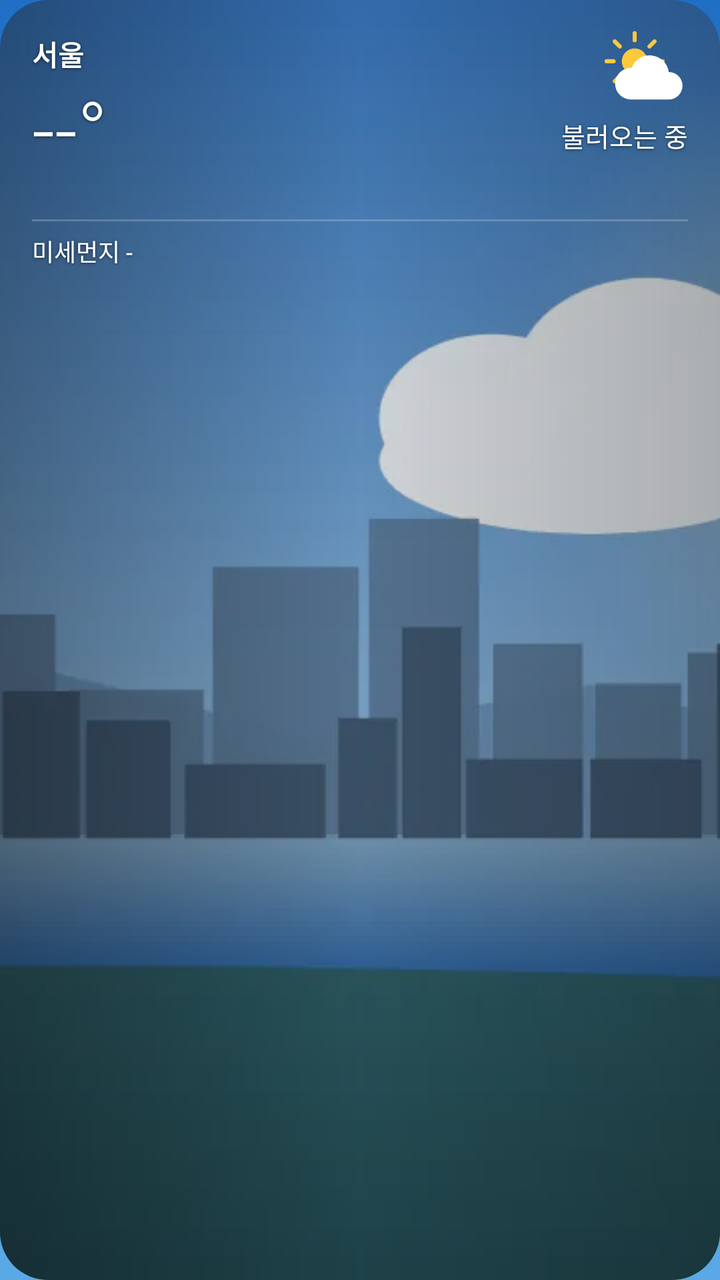
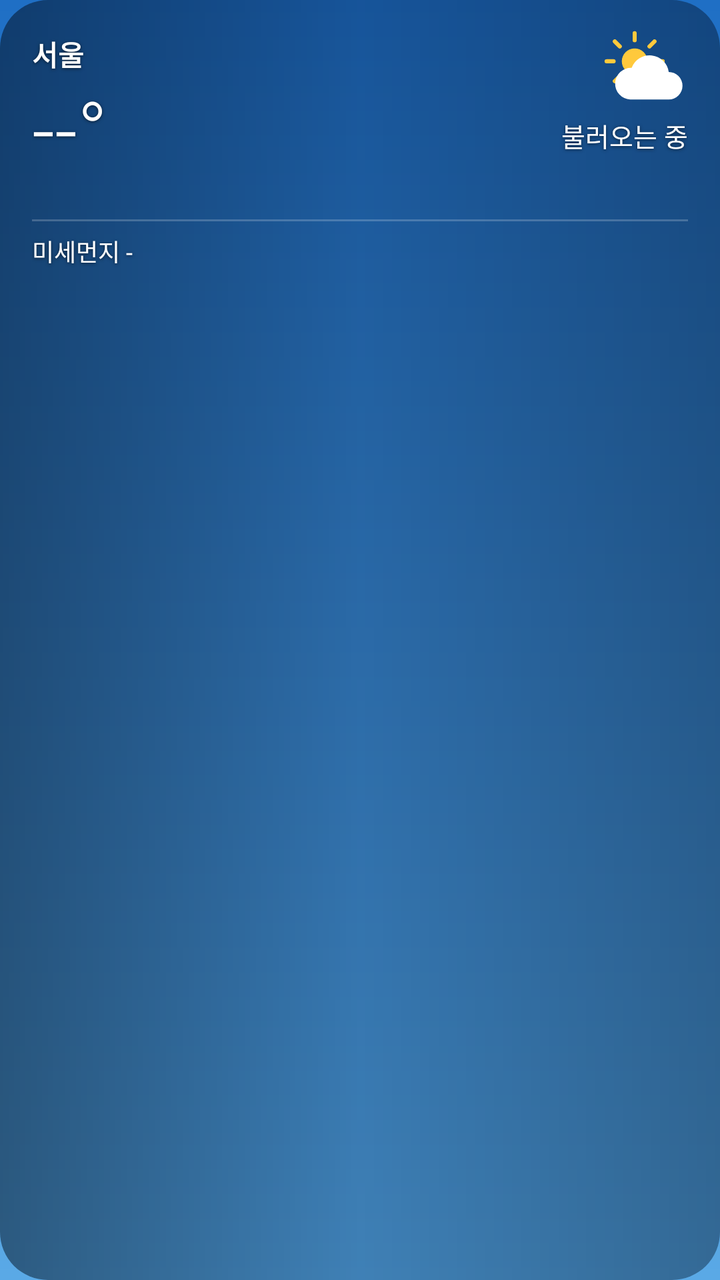

An Android layout rendered at two revisions. The XML below is the earlier revision; the diff shows what the commit changed to produce the second picture.
<!-- AndroidManifest.xml: application theme AppTheme -->
<!-- res/layout/widget_large.xml -->
<?xml version="1.0" encoding="utf-8"?>
<FrameLayout xmlns:android="http://schemas.android.com/apk/res/android"
    android:id="@+id/root" android:layout_width="match_parent" android:layout_height="match_parent"
    android:background="@drawable/widget_clip" android:clipToOutline="true">
    <ImageView android:id="@+id/bg" android:layout_width="match_parent" android:layout_height="match_parent"
        android:scaleType="centerCrop" android:src="@drawable/scene_city_partly_day" android:importantForAccessibility="no"/>
    <ImageView android:id="@+id/scrim" android:layout_width="match_parent" android:layout_height="match_parent"
        android:scaleType="fitXY" android:src="@drawable/scrim" android:importantForAccessibility="no"/>
    <LinearLayout     android:id="@+id/content" android:layout_width="match_parent" android:layout_height="match_parent"
        android:orientation="vertical" android:paddingStart="16dp" android:paddingEnd="16dp" android:paddingTop="14dp" android:paddingBottom="8dp"
        >
        <LinearLayout android:layout_width="match_parent" android:layout_height="wrap_content" android:orientation="horizontal" android:gravity="center_vertical">
            <LinearLayout android:layout_width="0dp" android:layout_weight="1" android:layout_height="wrap_content" android:orientation="vertical">
                <TextView android:id="@+id/city" android:shadowColor="#99000000" android:shadowRadius="4" android:shadowDy="1" android:layout_width="match_parent" android:layout_height="wrap_content"
                    android:text="서울" android:textColor="#FFFFFF" android:textSize="14sp" android:textStyle="bold" android:maxLines="1" android:ellipsize="end"/>
                <TextView android:id="@+id/temp" android:shadowColor="#99000000" android:shadowRadius="4" android:shadowDy="1" android:layout_width="wrap_content" android:layout_height="wrap_content"
                    android:text="--°" android:textColor="#FFFFFF" android:textSize="40sp" android:fontFamily="sans-serif-light" android:maxLines="1"/>
            </LinearLayout>
            <LinearLayout android:layout_width="wrap_content" android:layout_height="wrap_content" android:orientation="vertical" android:gravity="end">
                <ImageView android:id="@+id/icon" android:layout_width="44dp" android:layout_height="44dp" android:src="@drawable/ic_w_partly_day"/>
                <TextView android:id="@+id/cond" android:shadowColor="#99000000" android:shadowRadius="4" android:shadowDy="1" android:layout_width="wrap_content" android:layout_height="wrap_content"
                    android:text="불러오는 중" android:textColor="#FFFFFF" android:textSize="13sp" android:maxLines="1"/>
                <TextView android:id="@+id/hl" android:shadowColor="#99000000" android:shadowRadius="4" android:shadowDy="1" android:layout_width="wrap_content" android:layout_height="wrap_content"
                    android:text="" android:textColor="#CCFFFFFF" android:textSize="12sp" android:maxLines="1"/>
            </LinearLayout>
        </LinearLayout>
        <LinearLayout android:id="@+id/hourly" android:layout_width="match_parent" android:layout_height="wrap_content"
            android:orientation="horizontal" android:layout_marginTop="8dp"/>
        <TextView android:layout_width="match_parent" android:layout_height="1dp" android:layout_marginTop="8dp" android:background="@drawable/divider"/>
        <TextView android:id="@+id/dust" android:shadowColor="#99000000" android:shadowRadius="4" android:shadowDy="1" android:layout_width="match_parent" android:layout_height="wrap_content"
            android:layout_marginTop="6dp" android:text="미세먼지 -" android:textColor="#FFFFFF" android:textSize="12sp" android:maxLines="1"/>
        <LinearLayout android:id="@+id/daily" android:layout_width="match_parent" android:layout_height="0dp" android:layout_weight="1"
            android:orientation="vertical" android:layout_marginTop="4dp"/>
        <TextView android:id="@+id/updated" android:shadowColor="#99000000" android:shadowRadius="4" android:shadowDy="1" android:layout_width="match_parent" android:layout_height="wrap_content"
            android:text="" android:textColor="#99FFFFFF" android:textSize="10sp" android:gravity="end" android:maxLines="1"/>
    </LinearLayout>
</FrameLayout>
<!-- resources referenced by this layout -->
<resources>
  <!-- drawable divider (drawable) -->
  <?xml version="1.0" encoding="utf-8"?>
  <shape xmlns:android="http://schemas.android.com/apk/res/android"><solid android:color="#33FFFFFF"/></shape>
  <!-- drawable ic_w_partly_day (drawable) -->
  <?xml version="1.0" encoding="utf-8"?>
  <vector xmlns:android="http://schemas.android.com/apk/res/android" android:width="64dp" android:height="64dp" android:viewportWidth="64" android:viewportHeight="64"><group android:translateX="-2" android:translateY="-3" android:scaleX="0.85" android:scaleY="0.85"><path android:fillColor="#FFC93C" android:pathData="M32,21a11,11 0,1 1,0 22a11,11 0,1 1,0 -22z"/><path android:strokeColor="#FFC93C" android:strokeWidth="3.5" android:strokeLineCap="round" android:pathData="M32,14L32,8M32,56L32,50M14,32L8,32M56,32L50,32M19.3,19.3L15,15M44.7,44.7L49,49M44.7,19.3L49,15M19.3,44.7L15,49"/></group><group android:translateX="4" android:translateY="6" android:scaleX="1" android:scaleY="1"><path android:fillColor="#FFFFFF" android:pathData="M18,46h28a10,10 0,0 0,0 -20a14,14 0,0 0,-27 -3A11,11 0,0 0,18 46z"/></group></vector>
  <!-- drawable scene_city_partly_day: webp bitmap (drawable-nodpi, 11420 bytes) -->
  <!-- drawable scrim (drawable) -->
  <?xml version="1.0" encoding="utf-8"?>
  <shape xmlns:android="http://schemas.android.com/apk/res/android" android:shape="rectangle"><gradient android:angle="0" android:startColor="#66000000" android:centerColor="#26000000" android:endColor="#4D000000"/></shape>
  <!-- drawable widget_clip (drawable) -->
  <?xml version="1.0" encoding="utf-8"?>
  <shape xmlns:android="http://schemas.android.com/apk/res/android" android:shape="rectangle"><corners android:radius="24dp"/><solid android:color="#01000000"/></shape>
  <style name="AppTheme" parent="android:Theme.Material.NoActionBar">
      <item name="android:windowBackground">@drawable/ic_launcher_bg</item>
      <item name="android:statusBarColor">#1F6FC5</item>
      <item name="android:navigationBarColor">#5AA9E6</item>
    </style>
  <!-- drawable ic_launcher_bg (drawable) -->
  <?xml version="1.0" encoding="utf-8"?>
  <shape xmlns:android="http://schemas.android.com/apk/res/android"><gradient android:angle="270" android:startColor="#1F6FC5" android:endColor="#5AA9E6"/></shape>
</resources>

<!-- the commit's change to res/layout/widget_large.xml (unified diff, before → after) -->
@@ -3,7 +3,7 @@
     android:id="@+id/root" android:layout_width="match_parent" android:layout_height="match_parent"
     android:background="@drawable/widget_clip" android:clipToOutline="true">
     <ImageView android:id="@+id/bg" android:layout_width="match_parent" android:layout_height="match_parent"
-        android:scaleType="centerCrop" android:src="@drawable/scene_city_partly_day" android:importantForAccessibility="no"/>
+        android:scaleType="centerCrop" android:src="@drawable/bg_clear_day" android:importantForAccessibility="no"/>
     <ImageView android:id="@+id/scrim" android:layout_width="match_parent" android:layout_height="match_parent"
         android:scaleType="fitXY" android:src="@drawable/scrim" android:importantForAccessibility="no"/>
     <LinearLayout     android:id="@+id/content" android:layout_width="match_parent" android:layout_height="match_parent"
<!-- resource entries referenced after the edit -->
@@ -1,12 +1,14 @@
 <!-- resources referenced by this layout -->
 <resources>
+  <!-- drawable bg_clear_day (drawable) -->
+  <?xml version="1.0" encoding="utf-8"?>
+  <shape xmlns:android="http://schemas.android.com/apk/res/android" android:shape="rectangle"><corners android:radius="24dp"/><gradient android:angle="270" android:startColor="#1A63B5" android:endColor="#4A97D6"/></shape>
   <!-- drawable divider (drawable) -->
   <?xml version="1.0" encoding="utf-8"?>
   <shape xmlns:android="http://schemas.android.com/apk/res/android"><solid android:color="#33FFFFFF"/></shape>
   <!-- drawable ic_w_partly_day (drawable) -->
   <?xml version="1.0" encoding="utf-8"?>
   <vector xmlns:android="http://schemas.android.com/apk/res/android" android:width="64dp" android:height="64dp" android:viewportWidth="64" android:viewportHeight="64"><group android:translateX="-2" android:translateY="-3" android:scaleX="0.85" android:scaleY="0.85"><path android:fillColor="#FFC93C" android:pathData="M32,21a11,11 0,1 1,0 22a11,11 0,1 1,0 -22z"/><path android:strokeColor="#FFC93C" android:strokeWidth="3.5" android:strokeLineCap="round" android:pathData="M32,14L32,8M32,56L32,50M14,32L8,32M56,32L50,32M19.3,19.3L15,15M44.7,44.7L49,49M44.7,19.3L49,15M19.3,44.7L15,49"/></group><group android:translateX="4" android:translateY="6" android:scaleX="1" android:scaleY="1"><path android:fillColor="#FFFFFF" android:pathData="M18,46h28a10,10 0,0 0,0 -20a14,14 0,0 0,-27 -3A11,11 0,0 0,18 46z"/></group></vector>
-  <!-- drawable scene_city_partly_day: webp bitmap (drawable-nodpi, 11420 bytes) -->
   <!-- drawable scrim (drawable) -->
   <?xml version="1.0" encoding="utf-8"?>
   <shape xmlns:android="http://schemas.android.com/apk/res/android" android:shape="rectangle"><gradient android:angle="0" android:startColor="#66000000" android:centerColor="#26000000" android:endColor="#4D000000"/></shape>
